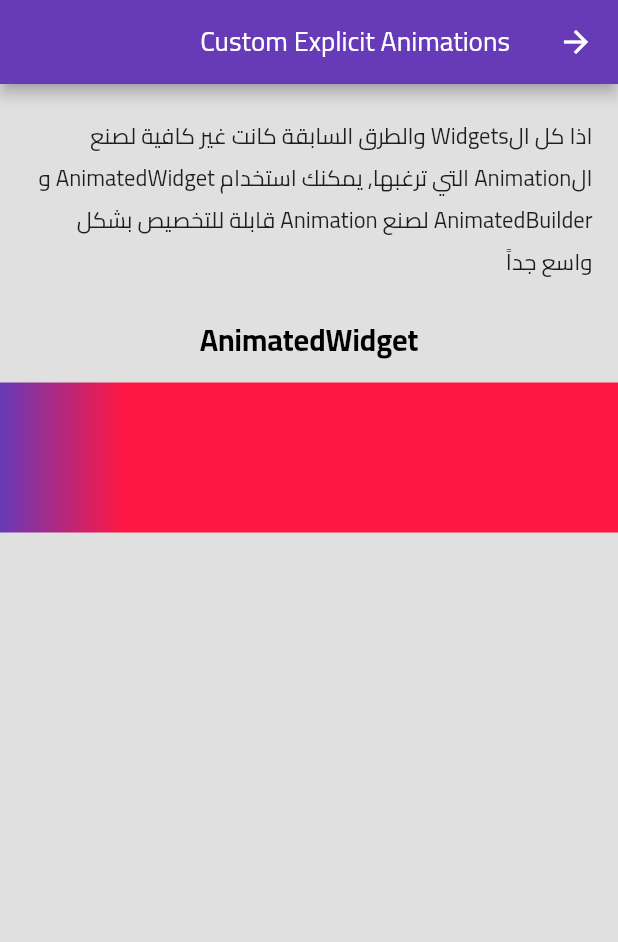
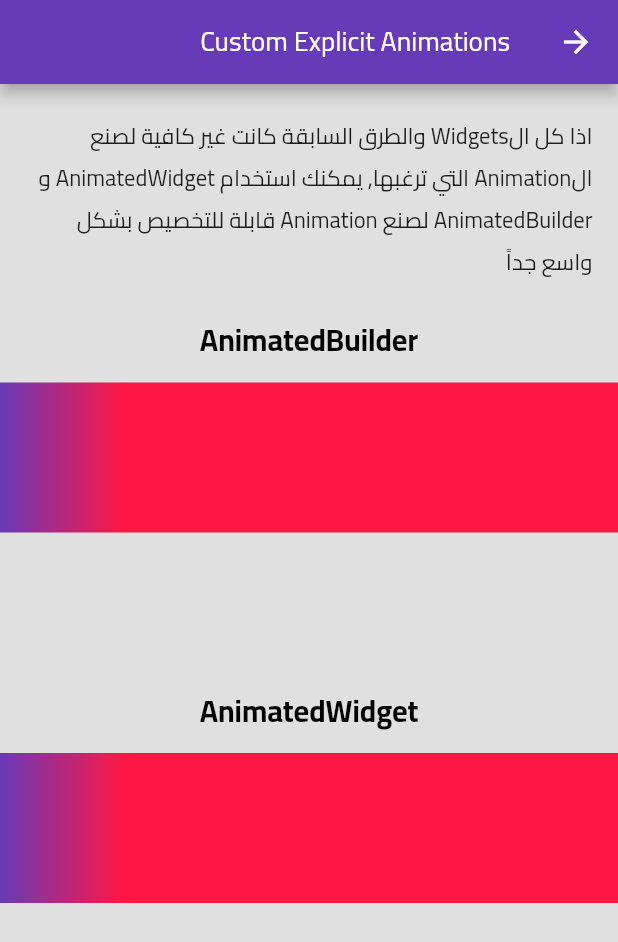
Before and after one commit to Roaa94/flutter-festival-session, a Flutter app: the CustomExplicitAnimationsPage screen opened directly, on a phone screen of 412 x 824 dp. Shown: the top 942 px of the screen. Run offline on Flutter 3.47's test engine with Material 2 defaults, Android fonts, the phone set to English and light mode, and no system bars.

Commit message:
worked on custom explicit animations - created animatedbuilder example

```diff
--- a/lib/ui/explicit_animations/pages/custom_explicit_animations_page.dart
+++ b/lib/ui/explicit_animations/pages/custom_explicit_animations_page.dart
@@ -1,5 +1,6 @@
 import 'package:flutter/material.dart';
 import 'package:flutter_festival/i18n/translations.dart';
+import 'package:flutter_festival/ui/explicit_animations/widgets/animated_builder_example.dart';
 import 'package:flutter_festival/ui/explicit_animations/widgets/animated_widget_example.dart';
 import 'package:flutter_festival/ui/styles/app_text_styles.dart';
 
@@ -20,12 +21,19 @@ class CustomExplicitAnimationsPage extends StatelessWidget {
               child: Text(Translations.of(context)!
                   .get('custom_explicit_animations_description')),
             ),
-            Text(
+            const Text(
+              'AnimatedBuilder',
+              style: AppTextStyles.h1,
+            ),
+            const SizedBox(height: 10),
+            const AnimatedBuilderExample(),
+            const SizedBox(height: 100),
+            const Text(
               'AnimatedWidget',
               style: AppTextStyles.h1,
             ),
             const SizedBox(height: 10),
-            AnimatedWidgetExample(),
+            const AnimatedWidgetExample(),
           ],
         ),
       ),
--- /dev/null
+++ b/lib/ui/explicit_animations/widgets/animated_builder_example.dart
@@ -0,0 +1,40 @@
+import 'package:flutter/material.dart';
+
+class AnimatedBuilderExample extends StatefulWidget {
+  const AnimatedBuilderExample({Key? key}) : super(key: key);
+
+  @override
+  _AnimatedBuilderExampleState createState() => _AnimatedBuilderExampleState();
+}
+
+class _AnimatedBuilderExampleState extends State<AnimatedBuilderExample>
+    with SingleTickerProviderStateMixin {
+  late final AnimationController _controller;
+
+  @override
+  void initState() {
+    _controller = AnimationController(
+      duration: const Duration(milliseconds: 500),
+      vsync: this,
+    )..repeat(reverse: true);
+    super.initState();
+  }
+
+  @override
+  Widget build(BuildContext context) {
+    return AnimatedBuilder(
+      animation: _controller,
+      builder: (BuildContext context, Widget? child) {
+        return Container(
+          height: 100,
+          decoration: BoxDecoration(
+            gradient: LinearGradient(
+              colors: [Colors.deepPurple, Colors.redAccent.shade400],
+              stops: [0, _controller.value],
+            ),
+          ),
+        );
+      },
+    );
+  }
+}
--- a/lib/ui/explicit_animations/widgets/animated_widget_example.dart
+++ b/lib/ui/explicit_animations/widgets/animated_widget_example.dart
@@ -2,6 +2,8 @@ import 'package:flutter/material.dart';
 import 'package:flutter_festival/ui/explicit_animations/widgets/gradient_transition.dart';
 
 class AnimatedWidgetExample extends StatefulWidget {
+  const AnimatedWidgetExample({Key? key}) : super(key: key);
+
   @override
   _AnimatedWidgetExampleState createState() => _AnimatedWidgetExampleState();
 }
```
